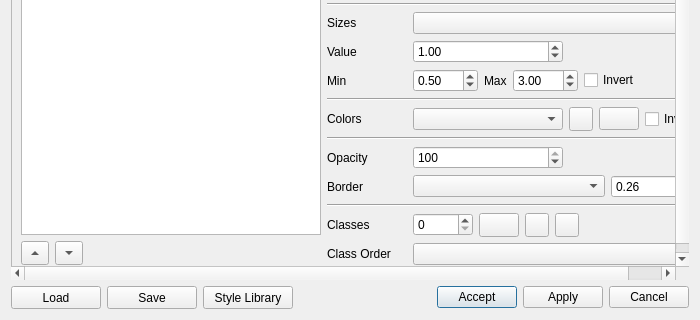
Old version of the form ui/project/qgisred_legends_dialog.ui in the repository qgisred/QGISRed; both pictures show x 0 to 700 and y 140 to 460 of the 700 by 460 pixel window.
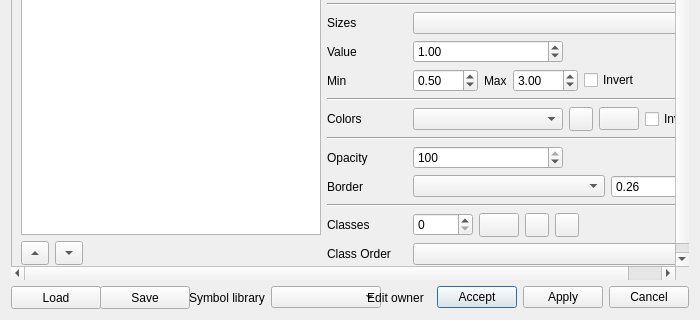
New version of the form. Icons and pictures are not drawn. Custom widgets are drawn as their Qt base class.

Commit message: [Legends] Choose default or owner style library

Diff of the .ui file:
```diff
--- a/ui/project/qgisred_legends_dialog.ui
+++ b/ui/project/qgisred_legends_dialog.ui
@@ -864,21 +864,49 @@
       </widget>
      </item>
      <item>
-      <widget class="QToolButton" name="btStyleLibrary">
+      <spacer name="libraryLeftSpacer">
+       <property name="orientation">
+        <enum>Qt::Horizontal</enum>
+       </property>
+       <property name="sizeHint" stdset="0">
+        <size>
+         <width>40</width>
+         <height>10</height>
+        </size>
+       </property>
+      </spacer>
+     </item>
+     <item>
+      <widget class="QLabel" name="labelStyleLibrary">
+       <property name="text">
+        <string>Symbol library</string>
+       </property>
+       <property name="buddy">
+        <cstring>cbStyleLibrary</cstring>
+       </property>
+      </widget>
+     </item>
+     <item>
+      <widget class="QComboBox" name="cbStyleLibrary">
        <property name="minimumSize">
         <size>
-         <width>90</width>
-         <height>23</height>
+         <width>110</width>
+         <height>0</height>
         </size>
        </property>
+      </widget>
+     </item>
+     <item>
+      <widget class="QToolButton" name="btEditStyleLibrary">
        <property name="text">
-        <string>Style Library</string>
+        <string>Edit owner</string>
        </property>
-       <property name="popupMode">
-        <enum>QToolButton::InstantPopup</enum>
+       <property name="icon">
+        <iconset resource="../../resources.qrc">
+         <normaloff>:/images/pencil.svg</normaloff>:/images/pencil.svg</iconset>
        </property>
-       <property name="toolButtonStyle">
-        <enum>Qt::ToolButtonTextOnly</enum>
+       <property name="autoRaise">
+        <bool>true</bool>
        </property>
       </widget>
      </item>
```
Left out of the diff: 2 changed lines with no effect on the pictures. The commit also changes 4 other files.
